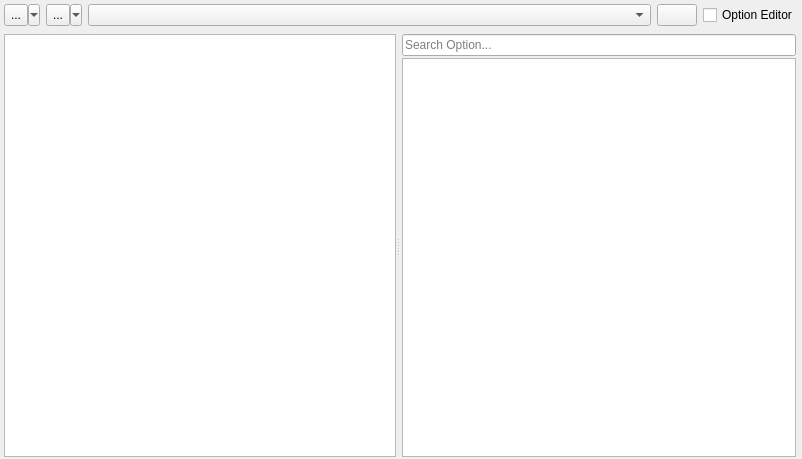
The window that src/option/optionwidget.ui (GAMS-dev/studio) describes before a commit, drawn with Qt 5.
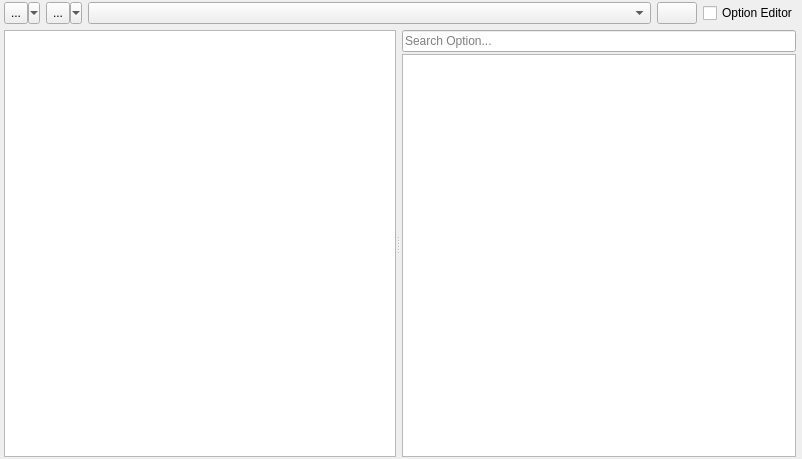
The same window after the commit. Icons and pictures are not drawn. Custom widgets are drawn as their Qt base class.

```diff
--- a/src/option/optionwidget.ui
+++ b/src/option/optionwidget.ui
@@ -42,13 +42,13 @@
        <number>2</number>
       </property>
       <property name="topMargin">
-       <number>2</number>
+       <number>0</number>
       </property>
       <property name="rightMargin">
        <number>2</number>
       </property>
       <property name="bottomMargin">
-       <number>2</number>
+       <number>0</number>
       </property>
       <item>
        <widget class="QToolButton" name="gamsRunToolButton">
```
